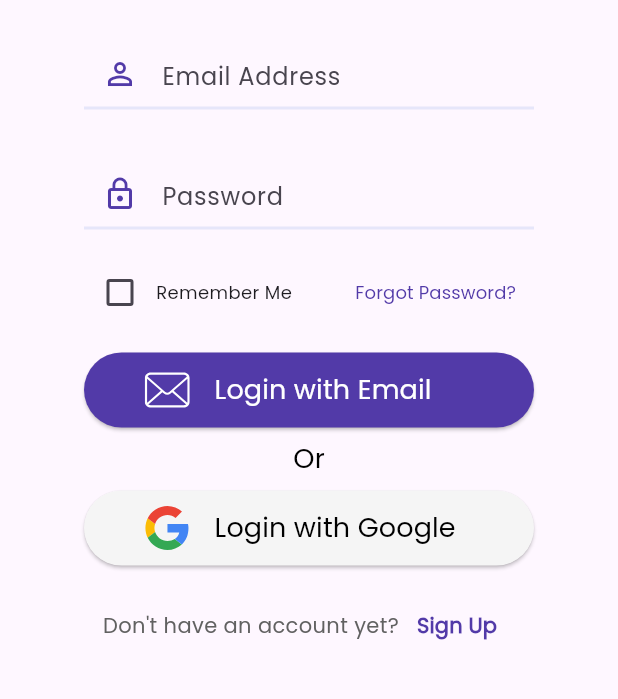
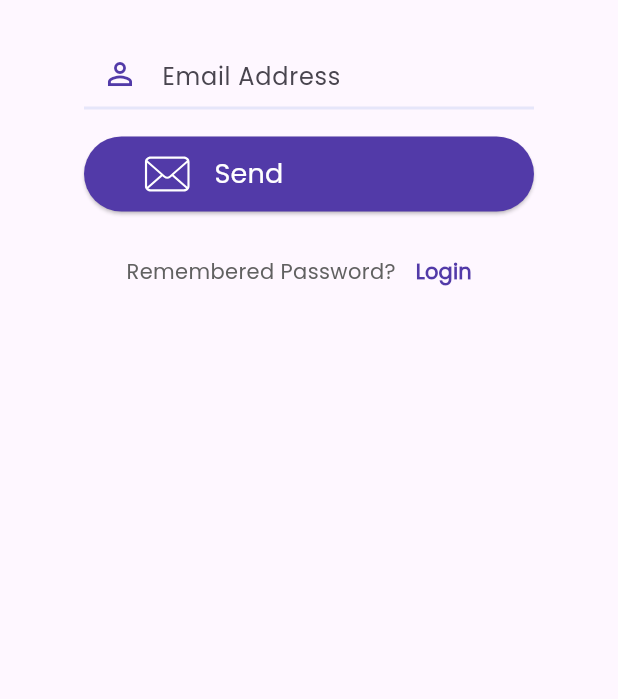
Before and after one commit to Tenasia/hoa_ver1, a Flutter app: the screen it shows after launch, after a tap on "Forgot Password?", on a phone screen of 412 x 824 dp, the part 510-1209 px from its top. Run offline on Flutter 3.47's test engine with Material 2 defaults, Android fonts, the phone set to English and light mode, and no system bars; our stand-ins replace flutter_bloc, flutter_svg, google_sign_in, hive, hive_flutter; accounts and stored records are empty; network calls fail.

Commit message:
added forgot password api and logout for local users

```diff
--- a/lib/api/google_login_api.dart
+++ b/lib/api/google_auth_api.dart
@@ -10,14 +10,10 @@ Future<GoogleSignInAccount?> signInGoogle() async {
         ///TODO: put scopes app will use
       ],
     );
-
     /// if previously signed in, it will sign in silently
     /// if not, the sign-in dialog/login page will pop up
     GoogleSignInAccount? googleUser =
         await googleSignIn.signInSilently() ?? await googleSignIn.signIn();
-
-    print(googleUser?.displayName);
-    print(googleUser?.email);
 
     return googleUser;
   } catch (e) {
--- a/lib/api/register_api.dart
+++ b/lib/api/register_api.dart
@@ -3,10 +3,6 @@ import 'package:home_owners_application_version_one/constants.dart';
 import 'package:http/http.dart' as http;
 import 'package:hive/hive.dart';
 import 'package:home_owners_application_version_one/models/users_model.dart';
-
-const ipAddress = '192.168.68.112';
-const djangoAddress = '10.0.0.2';
-const baseUrl = "http://$ipAddress:8000/user";
 
   Future<dynamic> registerUserAuth(
       String firstName,
--- /dev/null
+++ b/lib/components/common_components.dart
@@ -0,0 +1,3 @@
+export 'common_textform.dart';
+export 'common_textform_outlined.dart';
+export 'common_elevated_button.dart';
--- /dev/null
+++ b/lib/design_components/app_title.dart
@@ -0,0 +1,44 @@
+import 'package:flutter/material.dart';
+
+class CustomTitleRow extends StatelessWidget {
+  final String title;
+
+  const CustomTitleRow({
+    Key? key,
+    required this.title,
+  }) : super(key: key);
+
+  @override
+  Widget build(BuildContext context) {
+    return Row(
+      mainAxisAlignment: MainAxisAlignment.center,
+      children: [
+        Container(
+          decoration: const BoxDecoration(
+            shape: BoxShape.circle,
+            gradient: LinearGradient(
+              begin: Alignment.topCenter,
+              end: Alignment.bottomCenter,
+              colors: [Color(0xFF523AA8), Color(0xFF523AA8)],
+            ),
+          ),
+          child: const CircleAvatar(
+            backgroundColor: Colors.transparent,
+            child: Icon(
+              Icons.house_outlined,
+              color: Color(0xFFE6E6FA),
+            ),
+          ),
+        ),
+        const SizedBox(width: 16.0),
+        Text(
+          title,
+          style: const TextStyle(
+            fontSize: 18.0,
+            fontFamily: 'Poppins',
+          ),
+        ),
+      ],
+    );
+  }
+}
--- a/lib/design_components/bezier_curve.dart
+++ b/lib/design_components/bezier_curve.dart
@@ -1,7 +1,6 @@
 import 'package:flutter/cupertino.dart';
 
 class WaveClipper extends CustomClipper<Path> {
-
 
   @override
   Path getClip(Size size) {
@@ -74,3 +73,46 @@ class WaveClipper2 extends CustomClipper<Path> {
     return true;
   }
 }
+
+class CustomWaveDesign extends StatelessWidget {
+  final List<Color> gradientColors;
+
+  const CustomWaveDesign({
+    Key? key,
+    required this.gradientColors,
+  }) : super(key: key);
+
+  @override
+  Widget build(BuildContext context) {
+    return Stack(
+      children: [
+        ClipPath(
+          clipper: WaveClipper(),
+          child: Container(
+            decoration: BoxDecoration(
+              gradient: LinearGradient(
+                begin: Alignment.topCenter,
+                end: Alignment.bottomCenter,
+                colors: gradientColors,
+              ),
+            ),
+            height: 550,
+          ),
+        ),
+        ClipPath(
+          clipper: WaveClipper2(),
+          child: Container(
+            decoration: BoxDecoration(
+              gradient: LinearGradient(
+                begin: Alignment.topCenter,
+                end: Alignment.bottomCenter,
+                colors: gradientColors,
+              ),
+            ),
+            height: 350,
+          ),
+        ),
+      ],
+    );
+  }
+}
--- /dev/null
+++ b/lib/design_components/design_components.dart
@@ -0,0 +1,3 @@
+export 'app_title.dart';
+export 'bezier_curve.dart';
+export 'loading_screen.dart';
--- /dev/null
+++ b/lib/main_views/forgot_password_page.dart
@@ -0,0 +1,220 @@
+import 'package:flutter/material.dart';
+import 'package:flutter_svg/flutter_svg.dart';
+import 'package:home_owners_application_version_one/api/forgot_password_api.dart';
+import '../components/common_components.dart';
+import '../design_components/design_components.dart';
+import 'package:home_owners_application_version_one/main_views/login_page.dart';
+
+class ForgotPasswordPage extends StatefulWidget {
+  @override
+  _ForgotPasswordPageState createState() => _ForgotPasswordPageState();
+}
+
+class _ForgotPasswordPageState extends State<ForgotPasswordPage> {
+
+  String email = '';
+  bool isLoadingWithEmail = false;
+
+  TextEditingController emailController = TextEditingController();
+
+  final formKey = GlobalKey<FormState>();
+
+  @override
+  void initState() {
+    super.initState();
+    emailController.text = email;
+  }
+
+  @override
+  void dispose() {
+    emailController.dispose();
+    super.dispose();
+  }
+
+  @override
+  Widget build(BuildContext context) {
+    return Scaffold(
+      resizeToAvoidBottomInset: false,
+      body: Column(
+        children: [
+          Stack(
+            children: [
+              const CustomWaveDesign(
+                gradientColors: [Color(0xFFE6E6FA), Color(0xFF523AA8)],
+              ),
+              Center(
+                child: SizedBox(
+                  width: 300,
+                  child: Column(
+                    children: [
+                      const SizedBox(height: 300),
+
+                      const CustomTitleRow(title: "Home Owner\'s Application"),
+
+                      const SizedBox(height: 25.0),
+                      Column(
+                        children: [
+                          Form(
+                            key: formKey,
+                            child: Column(
+                              children: [
+                                CommonTextFormField(
+                                  controller: emailController,
+                                  hintText: 'Email Address',
+                                  prefixIcon: const Icon(Icons.person_outline),
+                                  obscureText: false,
+                                  validator: 'Enter an email address.',
+                                ),
+                              ],
+                            ),
+                          ),
+                          const SizedBox(height: 18.0),
+                          Row(
+                            mainAxisAlignment:
+                            MainAxisAlignment.spaceBetween,
+                            children: [
+                          const SizedBox(height: 16.0),
+                          Column(
+                            children: [
+                              Column(
+                                children: [
+                                  Container(
+                                    width: 300,
+                                    height: 50,
+                                    child: ElevatedButton(
+                                      onPressed: () {
+
+                                        setState(() {
+                                          isLoadingWithEmail = true;
+                                        });
+
+                                        var result = sendEmailConfirmation(emailController.text);
+
+                                        if (result.runtimeType == String){
+
+                                          showDialog(
+                                            context: context,
+                                            builder: (builder){
+                                              return Center(
+                                                child: SingleChildScrollView(
+                                                  child: Dialog(
+                                                    child: Column(
+                                                      mainAxisAlignment: MainAxisAlignment.center,
+                                                      children: [
+                                                        Padding(
+                                                          padding: const EdgeInsets.all(8.0),
+                                                          child: Container(
+                                                            decoration: const BoxDecoration(),
+                                                            child: Center(child: Text('No User Found')),
+                                                          ),
+                                                        ),
+                                                      ],
+                                                    ),
+                                                  ),
+                                                ),
+                                              );
+                                            },
+                                          );
+
+                                        }
+
+                                      },
+                                      style: ElevatedButton.styleFrom(
+                                        shape: RoundedRectangleBorder(
+                                          borderRadius: BorderRadius.circular(
+                                              25.0), // Adjust the border radius as needed
+                                        ),
+                                        primary: const Color(0xFF523AA8),
+                                        onPrimary: const Color(
+                                            0xFFE6E6FA), // Set the button color
+                                      ),
+                                      child: isLoadingWithEmail
+                                          ? const CircularProgressIndicator(
+                                        valueColor:
+                                        AlwaysStoppedAnimation<
+                                            Color>(
+                                            Color(0xFFE6E6FA)),
+                                      ) // Show loading animation
+                                          : Row(
+                                        mainAxisAlignment:
+                                        MainAxisAlignment
+                                            .spaceAround,
+                                        children: [
+                                          Expanded(
+                                            flex: 1,
+                                            child: SvgPicture.asset(
+                                              'assets/icons/email-9-svgrepo-com.svg',
+                                              width: 30,
+                                              height: 30,
+                                              color: Colors.white,
+                                            ),
+                                          ),
+                                          const Expanded(
+                                              flex: 3,
+                                              child: Text(
+                                                  'Send ',
+                                                  style: TextStyle(
+                                                      fontSize: 18,
+                                                      color: Colors
+                                                          .white))),
+                                        ],
+                                      ),
+                                    ),
+                                  ),
+                                ],
+                              ),
+
+                              SizedBox(height: 16.0),
+
+                              Row(
+                                mainAxisAlignment: MainAxisAlignment.center,
+                                children: [
+                                  Text(
+                                    'Remembered Password?',
+                                    style: TextStyle(
+                                      fontSize: 14,
+                                      color: Colors.grey[700],
+                                    ),
+                                  ),
+                                  TextButton(
+                                    onPressed: (){
+
+                                      Navigator.push(
+                                        context,
+                                        PageRouteBuilder(
+                                          transitionDuration: Duration.zero, // Set the transition duration to zero
+                                          pageBuilder: (context, animation, secondaryAnimation) => LoginPage(),
+                                        ),
+                                      );
+
+
+                                    },
+                                    child: const Text(
+                                      'Login',
+                                      style: TextStyle(
+                                        fontSize: 14,
+                                        fontWeight: FontWeight.bold,
+                                        // decoration: TextDecoration.underline,
+                                        color: Color(0xFF523AA8),
+                                      ),
+                                    ),
+                                  ),
+                                ],
+                              )
+                            ],
+                          ),
+                        ],
+                      ),
+                    ],
+                  ),
+                  ],
+                ),
+              ),
+              ),
+            ],
+          ),
+        ],
+      ),
+    );
+  }
+}
--- a/lib/main_views/login_page.dart
+++ b/lib/main_views/login_page.dart
@@ -5,9 +5,11 @@ import 'package:google_sign_in/google_sign_in.dart';
 import 'package:hive_flutter/hive_flutter.dart';
 import 'package:home_owners_application_version_one/api/login_api.dart';
 import 'package:home_owners_application_version_one/api/database_helper.dart';
-import 'package:home_owners_application_version_one/api/google_login_api.dart';
+import 'package:home_owners_application_version_one/api/google_auth_api.dart';
+import 'package:home_owners_application_version_one/design_components/app_title.dart';
 import 'package:home_owners_application_version_one/design_components/bezier_curve.dart';
 import 'package:home_owners_application_version_one/main_views/dashboard_page.dart';
+import 'package:home_owners_application_version_one/main_views/forgot_password_page.dart';
 import 'package:home_owners_application_version_one/models/google_users_cubit.dart';
 import 'package:home_owners_application_version_one/models/google_users_model.dart';
 
@@ -23,50 +25,9 @@ class LoginPage extends StatefulWidget {
 
 class _LoginPageState extends State<LoginPage> {
 
-  GoogleSignInAccount? _googleUser;
-
-  // Future<void> _signInGoogle() async {
-  //   try {
-  //     GoogleSignIn googleSignIn = GoogleSignIn(
-  //       scopes: [
-  //         ///TODO: put scopes app will use
-  //       ],
-  //     );
-  //     /// if previously signed in, it will signin silently
-  //     /// if not, the signin dialog/login page will pop up
-  //     _googleUser =
-  //         await googleSignIn.signInSilently() ?? await googleSignIn.signIn();
-  //
-  //     print(_googleUser?.displayName);
-  //     print(_googleUser?.email);
-  //
-  //     if (_googleUser != null) {
-  //       // Successful sign-in
-  //       Navigator.push(
-  //         context,
-  //         MaterialPageRoute(
-  //           builder: (context) => DashboardWidget(), // Replace NextPage with your desired destination page
-  //         ),
-  //       );
-  //     } else {
-  //       // Sign-in failed
-  //       // Handle sign-in failure if needed
-  //     }
-  //
-  //
-  //   } catch (e) {
-  //     debugPrint(e.toString());
-  //   }
-  // }
-
-  ///sign out from google
-
-
-
   bool rememberMe = false;
   bool isLoadingWithEmail = false;
   bool isLoadingWithGoogle = false;
-
 
   String email = '';
   String password = '';
@@ -131,37 +92,8 @@ class _LoginPageState extends State<LoginPage> {
         children: [
           Stack(
             children: [
-              ClipPath(
-                clipper: WaveClipper(),
-                child: Container(
-                  decoration: const BoxDecoration(
-                    gradient: LinearGradient(
-                      begin: Alignment.topCenter,
-                      end: Alignment.bottomCenter,
-                      colors: [
-                        Color(0xFFE6E6FA),
-                        Color(0xFF523AA8),
-                      ],
-                    ),
-                  ),
-                  height: 550,
-                ),
-              ),
-              ClipPath(
-                clipper: WaveClipper2(),
-                child: Container(
-                  decoration: const BoxDecoration(
-                    gradient: LinearGradient(
-                      begin: Alignment.topCenter,
-                      end: Alignment.bottomCenter,
-                      colors: [
-                        Color(0xFFE6E6FA),
-                        Color(0xFF523AA8),
-                      ],
-                    ),
-                  ),
-                  height: 350,
-                ),
+              const CustomWaveDesign(
+                gradientColors: [Color(0xFFE6E6FA), Color(0xFF523AA8)],
               ),
               Center(
                 child: SizedBox(
@@ -169,39 +101,9 @@ class _LoginPageState extends State<LoginPage> {
                   child: Column(
                     children: [
                       const SizedBox(height: 300),
-                      Row(
-                        mainAxisAlignment: MainAxisAlignment.center,
-                        children: [
-                          Container(
-                            decoration: const BoxDecoration(
-                              shape: BoxShape.circle,
-                              gradient: LinearGradient(
-                                begin: Alignment.topCenter,
-                                end: Alignment.bottomCenter,
-                                colors: [
-                                  Color(0xFF523AA8), // Start color
-                                  Color(0xFF523AA8), // End color
-                                ],
-                              ),
-                            ),
-                            child: const CircleAvatar(
-                              backgroundColor: Colors.transparent,
-                              child: Icon(
-                                Icons.house_outlined,
-                                color: Color(0xFFE6E6FA),
-                              ),
-                            ),
-                          ),
-                          const SizedBox(width: 16.0),
-                          const Text(
-                            'Home Owner\'s Application',
-                            style: TextStyle(
-                              fontSize: 18.0,
-                              fontFamily: 'Poppins',
-                            ),
-                          ),
-                        ],
-                      ),
+
+                      const CustomTitleRow(title: "Home Owner's Application"),
+
                       const SizedBox(height: 25.0),
                       Column(
                         children: [
@@ -227,7 +129,6 @@ class _LoginPageState extends State<LoginPage> {
                               ],
                             ),
                           ),
-
                           const SizedBox(height: 18.0),
                           Row(
                             mainAxisAlignment:
@@ -254,6 +155,13 @@ class _LoginPageState extends State<LoginPage> {
                               TextButton(
                                 onPressed: () {
 
+                                  Navigator.push(
+                                    context,
+                                    MaterialPageRoute(
+                                        builder: (context) =>
+                                            ForgotPasswordPage()),
+                                  );
+
                                 },
                                 child: const Text(
                                   'Forgot Password?',
@@ -269,13 +177,12 @@ class _LoginPageState extends State<LoginPage> {
                             children: [
                               Column(
                                 children: [
-                                  Container(
+                                  SizedBox(
                                     width: 300,
                                     height: 50,
                                     child: ElevatedButton(
                                       onPressed: () async {
 
-                                        googleSignOut();
 
                                         setState(() {
                                           isLoadingWithEmail = true;
@@ -361,10 +268,6 @@ class _LoginPageState extends State<LoginPage> {
 
                                           return;
                                         }
-
-
-
-
                                       },
                                       style: ElevatedButton.styleFrom(
                                         shape: RoundedRectangleBorder(
@@ -414,7 +317,7 @@ class _LoginPageState extends State<LoginPage> {
                                           fontSize: 18,
                                           color: Colors.black)),
                                   const SizedBox(height: 8.0),
-                                  Container(
+                                  SizedBox(
                                     width: 300,
                                     height: 50,
                                     child: ElevatedButton(
```
Also changed, not shown: lib/api/forgot_password_api.dart (added, +26 -0 lines), lib/api/login_api.dart (+2 -7 lines), lib/api/logout_api.dart (added, +19 -0 lines), lib/components/common_elevated_button.dart (added, +24 -0 lines), lib/constants.dart (+9 -0 lines), lib/main_views/dashboard_page.dart (+20 -6 lines), lib/models/models.dart (added, +8 -0 lines).
